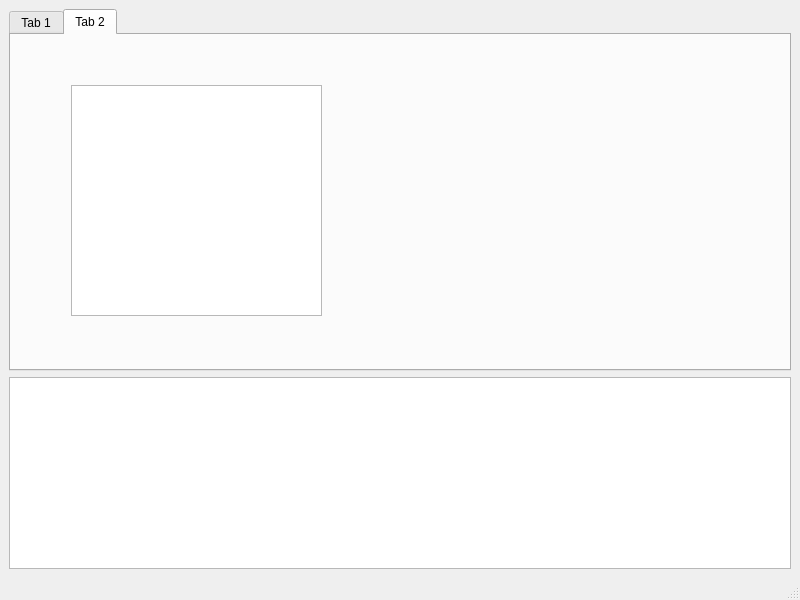
First picture: the form in GUI/guifrontend.ui, repository simonbeaudoin0935/OpenTraderPlatform, before the edit.
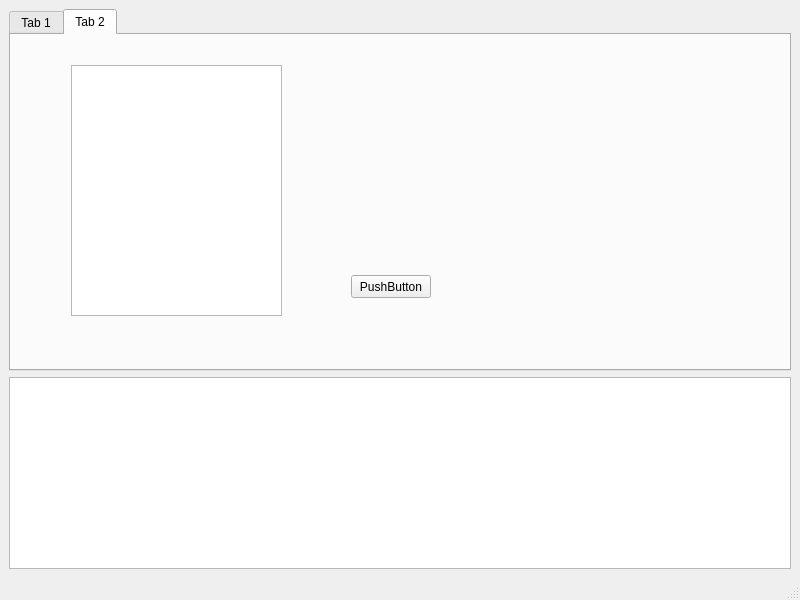
Second picture: the form after the edit. Custom widgets are drawn as their Qt base class.

```diff
--- a/GUI/guifrontend.ui
+++ b/GUI/guifrontend.ui
@@ -38,12 +38,25 @@
         <property name="geometry">
          <rect>
           <x>60</x>
-          <y>50</y>
-          <width>251</width>
-          <height>231</height>
+          <y>30</y>
+          <width>211</width>
+          <height>251</height>
          </rect>
         </property>
        </widget>
+       <widget class="QPushButton" name="pushButton">
+        <property name="geometry">
+         <rect>
+          <x>340</x>
+          <y>240</y>
+          <width>80</width>
+          <height>23</height>
+         </rect>
+        </property>
+        <property name="text">
+         <string>PushButton</string>
+        </property>
+       </widget>
       </widget>
      </widget>
     </item>
```
